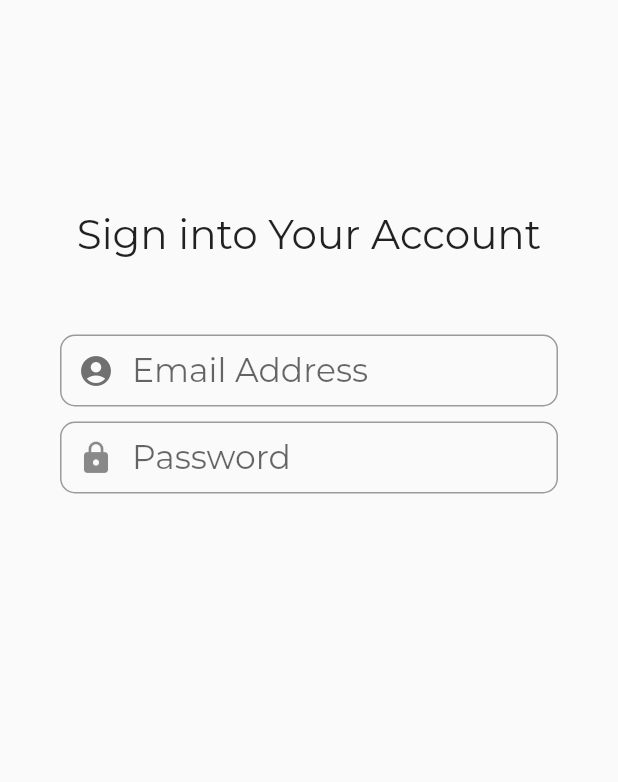
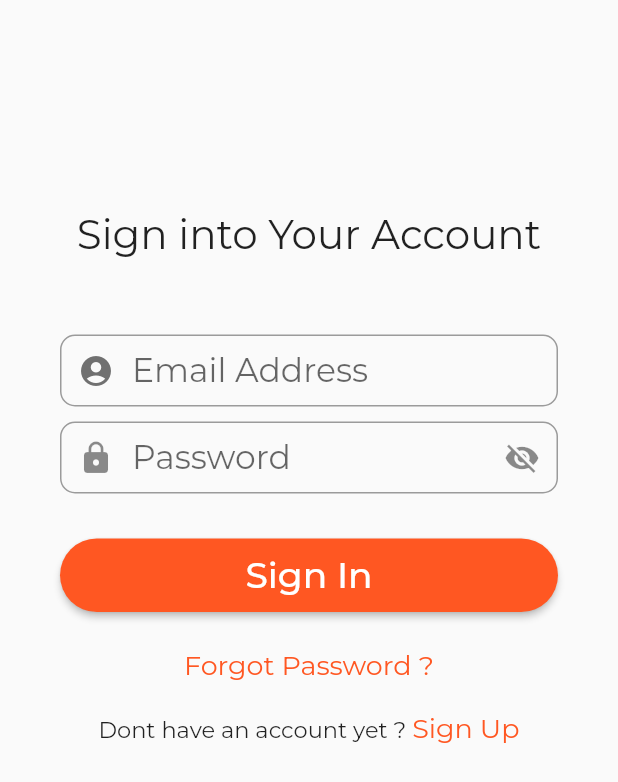
Before and after one commit to NelsonJide-byte/legalprecedent, a Flutter app: the SignIn screen opened directly, on a phone screen of 412 x 824 dp. Shown: the top 782 px of the screen. Run offline on Flutter 3.47's test engine with Material 2 defaults, Android fonts, the phone set to English and light mode, and no system bars; our stand-ins replace google_fonts.

Commit message:
complete sign in

```diff
--- a/lib/pages/Login.dart
+++ b/lib/pages/Login.dart
@@ -1,4 +1,5 @@
 import 'package:flutter/material.dart';
+import 'package:legal_precedents/pages/ForgotPassword.dart';
 
 class SignIn extends StatefulWidget {
   @override
@@ -6,7 +7,13 @@ class SignIn extends StatefulWidget {
 }
 
 class _SignInState extends State<SignIn> {
+  bool _showPassword = true;
+
   @override
+  submit() {
+    print("I have submitted");
+  }
+
   Widget build(BuildContext context) {
     return Scaffold(
       body: Container(
@@ -44,14 +51,88 @@ class _SignInState extends State<SignIn> {
               ),
               TextField(
                 style: TextStyle(fontSize: 22),
+                obscureText: this._showPassword,
                 decoration: InputDecoration(
                   prefixIcon: Icon(Icons.lock),
+                  suffixIcon: IconButton(
+                      icon: Icon(this._showPassword
+                          ? Icons.visibility_off
+                          : Icons.visibility),
+                      onPressed: () {
+                        setState(() {
+                          this._showPassword = !this._showPassword;
+                        });
+                      }),
                   hintText: "Password",
                   contentPadding: EdgeInsets.only(left: 20, top: 20),
                   border: OutlineInputBorder(
                       borderRadius: BorderRadius.all(Radius.circular(10))),
                 ),
               ),
+              SizedBox(
+                height: 30,
+              ),
+              Container(
+                width: MediaQuery.of(context).size.width * 0.6,
+                child: RaisedButton(
+                  shape: RoundedRectangleBorder(
+                      borderRadius: BorderRadius.circular(30)),
+                  color: Theme.of(context).primaryColor,
+                  textColor: Colors.white,
+                  onPressed: () {},
+                  child: Padding(
+                    padding: const EdgeInsets.only(top: 10, bottom: 10),
+                    child: Text(
+                      "Sign In",
+                      style: TextStyle(fontSize: 24),
+                    ),
+                  ),
+                ),
+              ),
+              SizedBox(
+                height: 25,
+              ),
+              Row(
+                mainAxisAlignment: MainAxisAlignment.center,
+                children: <Widget>[
+                  GestureDetector(
+                    child: Text(
+                      "Forgot Password ?",
+                      style: TextStyle(
+                          color: Theme.of(context).primaryColor, fontSize: 18),
+                    ),
+                    onTap: () {
+                      Navigator.push(
+                          context,
+                          MaterialPageRoute(
+                              builder: (context) => ForgotPassword()));
+                    },
+                  ),
+                ],
+              ),
+              SizedBox(height: 20),
+              Row(
+                mainAxisAlignment: MainAxisAlignment.center,
+                children: <Widget>[
+                  Text(
+                    "Dont have an account yet ? ",
+                    style: TextStyle(fontSize: 15),
+                  ),
+                  GestureDetector(
+                    child: Text(
+                      "Sign Up",
+                      style: TextStyle(
+                          color: Theme.of(context).primaryColor, fontSize: 18),
+                    ),
+                    onTap: () {
+                      Navigator.push(
+                          context,
+                          MaterialPageRoute(
+                              builder: (context) => ForgotPassword()));
+                    },
+                  ),
+                ],
+              )
             ],
           ),
         ),
```
Also changed, not shown: lib/pages/ForgotPassword.dart (added, +13 -0 lines).
